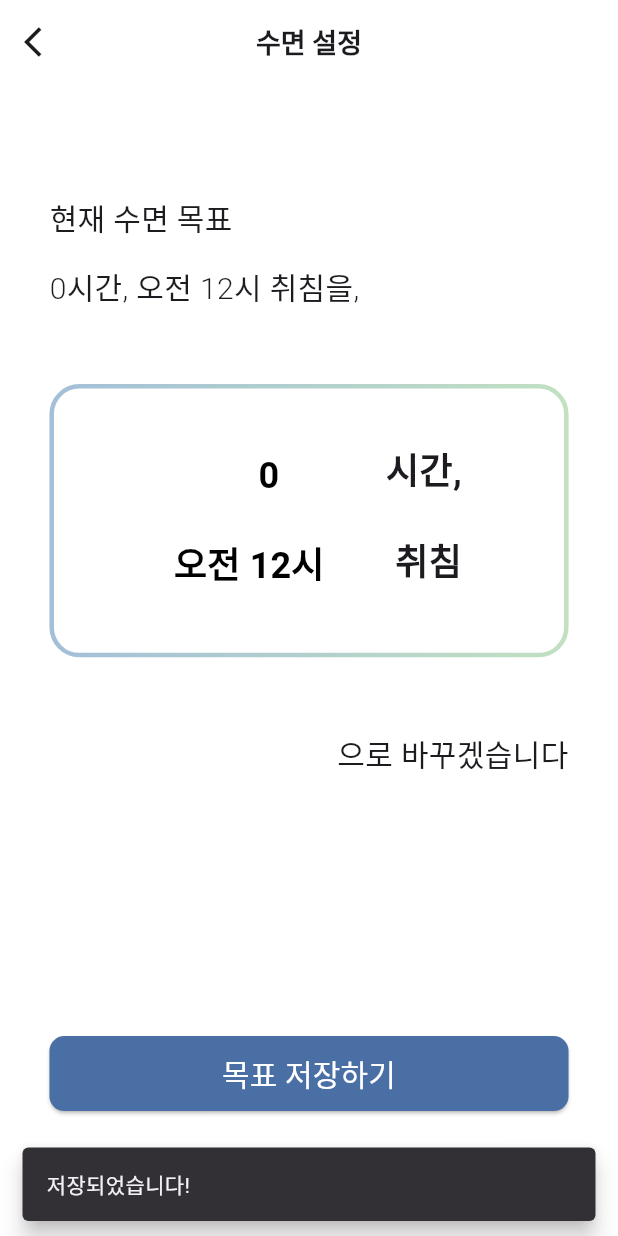
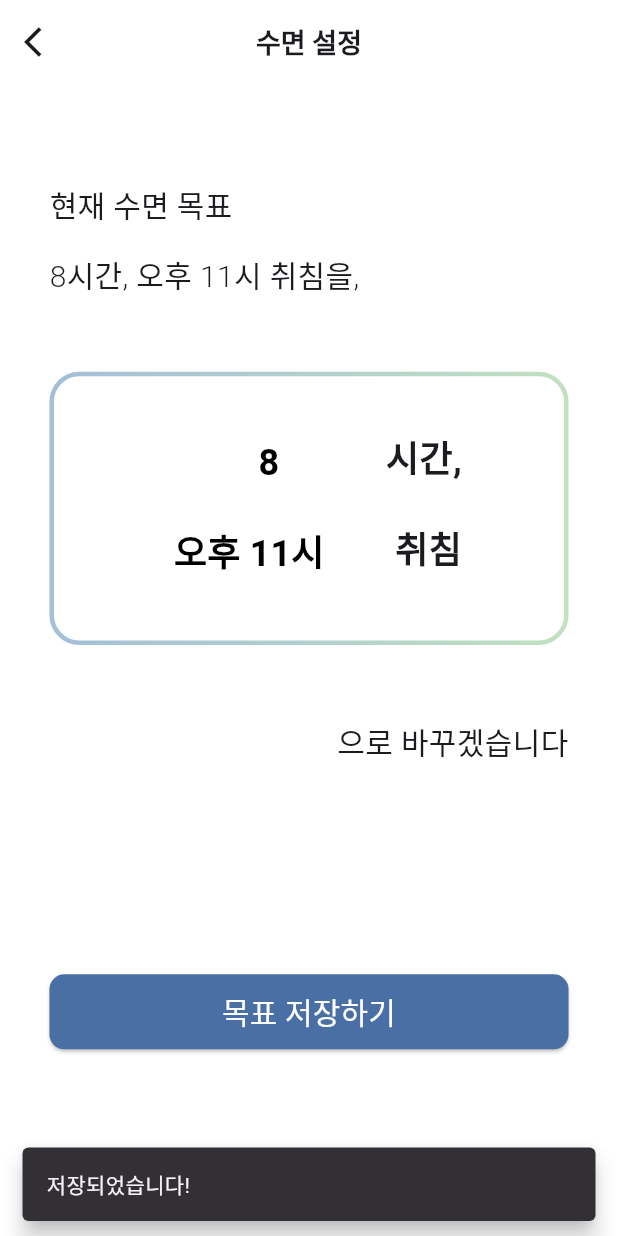
Before and after one commit to MobileAppChomyeon/Mobile_App_1st_team, a Flutter app: the GoalSetting screen opened directly, after a tap on "목표 저장하기", on a phone screen of 412 x 824 dp. Run offline on Flutter 3.47's test engine with Material 3 defaults, Android fonts, the phone set to English and light mode, and no system bars; our stand-ins replace cloud_firestore, firebase_auth, firebase_core, flutter_svg, google_sign_in, gradient_borders; accounts and stored records are empty.

Commit message:
login 페이지 이동 + goalSetting 데이터 저장

```diff
--- a/lib/goalSetting.dart
+++ b/lib/goalSetting.dart
@@ -1,6 +1,8 @@
 import 'package:flutter/material.dart';
 import 'package:flutter/cupertino.dart';
 import 'package:gradient_borders/gradient_borders.dart';
+import 'package:cloud_firestore/cloud_firestore.dart';
+import 'package:firebase_auth/firebase_auth.dart';
 
 class GoalSetting extends StatefulWidget {
   const GoalSetting({super.key});
@@ -10,12 +12,13 @@ class GoalSetting extends StatefulWidget {
 }
 
 class _GoalSettingState extends State<GoalSetting> {
+  final FirebaseFirestore _db = FirebaseFirestore.instance;
 
   int targetHours = 8;
   String targetSleepTime = '오후 11시';
 
-  int setTargetHours = 0;
-  String setTargetSleepTime = '오전 12시';
+  int setTargetHours = 8; // 기본값으로 8시간
+  String setTargetSleepTime = '오후 11시'; // 기본값으로 오후 11시
 
   void formatTime(TimeOfDay time) {
     String goalTime = time.hour >= 12 ? '오후' : '오전';
@@ -29,11 +32,11 @@ class _GoalSettingState extends State<GoalSetting> {
     }
   }
 
-  List<int> numbers = List.generate(25, (index) => index);
+  List<int> numbers = List.generate(24, (index) => index + 1);
 
   void _onPickerChanged(int value) {
     setState(() {
-      setTargetHours = value;
+      setTargetHours = value + 1;
     });
   }
 
@@ -43,7 +46,7 @@ class _GoalSettingState extends State<GoalSetting> {
       builder: (context) {
         return CupertinoPicker(
           itemExtent: 40,
-          scrollController: FixedExtentScrollController(initialItem: setTargetHours),
+          scrollController: FixedExtentScrollController(initialItem: setTargetHours - 1),
           onSelectedItemChanged: _onPickerChanged,
           children: numbers
               .map((number) => Center(
@@ -58,10 +61,68 @@ class _GoalSettingState extends State<GoalSetting> {
     );
   }
 
+  // Load the current sleep goal from Firestore
+  Future<void> loadSleepGoal() async {
+    final user = FirebaseAuth.instance.currentUser;
+
+    if (user == null) {
+      print('User not logged in');
+      return;
+    }
+
+    try {
+      final sleepGoalRef = await _db
+          .collection('Users')
+          .doc(user.uid)
+          .collection('SleepInfo')
+          .doc('today')
+          .get();
+
+      if (sleepGoalRef.exists) {
+        setState(() {
+          targetHours = sleepGoalRef['sleepGoal']['targetHours'];
+          targetSleepTime = sleepGoalRef['sleepGoal']['targetSleepTime'];
+        });
+      } else {
+        print('No data found for sleep goal');
+      }
+    } catch (e) {
+      print('Error loading sleep goal: $e');
+    }
+  }
+
+  // Update the sleep goal in Firestore
+  Future<void> updateSleepGoal(int hour, String time) async {
+    final user = FirebaseAuth.instance.currentUser;
+
+    if (user == null) {
+      print('User not logged in');
+      return;
+    }
+
+    final sleepGoalRef = _db
+        .collection('Users')
+        .doc(user.uid)
+        .collection('SleepInfo')
+        .doc('today');
+
+    try {
+      await sleepGoalRef.set({
+        'sleepGoal': {
+          'targetHours': hour,
+          'targetSleepTime': time,
+        },
+      }, SetOptions(merge: true));
+
+      // After updating Firestore, reload the updated sleep goal
+      loadSleepGoal();
+    } catch (e) {
+      print('Error updating sleep goal: $e');
+    }
+  }
 
   @override
   Widget build(BuildContext context) {
-
     final Size size = MediaQuery.of(context).size;
 
     return Scaffold(
@@ -71,15 +132,18 @@ class _GoalSettingState extends State<GoalSetting> {
         leading: IconButton(
           onPressed: () {
             Navigator.pop(context);
-              }, icon: const Icon(Icons.arrow_back_ios)),
-          title: const Text(
-              '수면 설정',
-              style: TextStyle(fontWeight: FontWeight.bold, fontSize: 18)),
+          },
+          icon: const Icon(Icons.arrow_back_ios),
+        ),
+        title: const Text('수면 설정', style: TextStyle(fontWeight: FontWeight.bold, fontSize: 18)),
         centerTitle: true,
         elevation: 0,
       ),
-        body: Padding(
-          padding: EdgeInsets.fromLTRB(size.width * 0.08, size.height * 0.04, size.width * 0.08, size.height * 0.04),
+      body: FutureBuilder(
+        future: loadSleepGoal(),
+        builder: (context, snapshot) {
+          return Padding(
+            padding: EdgeInsets.fromLTRB(size.width * 0.08, size.height * 0.03, size.width * 0.08, size.height * 0.03),
             child: Column(
               children: [
                 Container(
@@ -87,20 +151,26 @@ class _GoalSettingState extends State<GoalSetting> {
                   child: Column(
                     crossAxisAlignment: CrossAxisAlignment.start,
                     children: [
-                      SizedBox(height:size.height*0.05),
-                      const Text('현재 수면 목표', style: TextStyle(
+                      SizedBox(height: size.height * 0.05),
+                      const Text(
+                        '현재 수면 목표',
+                        style: TextStyle(
                           fontSize: 20,
                           fontWeight: FontWeight.w300,
-                      ),),
-                      SizedBox(height:size.height*0.02),
-                      Text('$targetHours시간, $targetSleepTime 취침을,', style: const TextStyle(
+                        ),
+                      ),
+                      SizedBox(height: size.height * 0.02),
+                      Text(
+                        '$targetHours시간, $targetSleepTime 취침을,',
+                        style: const TextStyle(
                           fontSize: 20,
                           fontWeight: FontWeight.w300,
-                      ),),
+                        ),
+                      ),
                     ],
-                  )
                   ),
-              SizedBox(height:size.height*0.06),
+                ),
+                SizedBox(height: size.height * 0.06),
                 Container(
                   padding: EdgeInsets.fromLTRB(
                       size.width * 0.13, size.height * 0.03, size.width * 0.13, size.height * 0.04),
@@ -109,19 +179,22 @@ class _GoalSettingState extends State<GoalSetting> {
                     children: [
                       Column(
                         children: [
-                        SizedBox(height:size.height * 0.01),
+                          SizedBox(height: size.height * 0.01),
                           TextButton(
                             style: TextButton.styleFrom(
                               alignment: Alignment.centerRight,
                             ),
                             onPressed: _showNumberPicker,
-                          child: Text(setTargetHours.toString(), style:TextStyle(
+                            child: Text(
+                              setTargetHours.toString(),
+                              style: TextStyle(
                                 color: Colors.black,
                                 fontSize: 24,
                                 fontWeight: FontWeight.w600,
-                          )),
                               ),
-                        SizedBox(height:size.height * 0.01),
+                            ),
+                          ),
+                          SizedBox(height: size.height * 0.01),
                           TextButton(
                             style: TextButton.styleFrom(
                               alignment: Alignment.centerRight,
@@ -139,26 +212,35 @@ class _GoalSettingState extends State<GoalSetting> {
                                 });
                               }
                             },
-                          child: Text('$setTargetSleepTime', style: TextStyle(
+                            child: Text(
+                              '$setTargetSleepTime',
+                              style: TextStyle(
                                 color: Colors.black,
                                 fontSize: 24,
                                 fontWeight: FontWeight.w600,
-                          ),),
+                              ),
+                            ),
                           ),
                         ],
                       ),
                       Column(
                         crossAxisAlignment: CrossAxisAlignment.end,
                         children: [
-                        Text('시간,', style: TextStyle(
+                          Text(
+                            '시간,',
+                            style: TextStyle(
                               fontSize: 24,
                               fontWeight: FontWeight.w600,
-                        ),),
-                        SizedBox(height:size.height * 0.03),
-                        Text('취침', style: TextStyle(
+                            ),
+                          ),
+                          SizedBox(height: size.height * 0.03),
+                          Text(
+                            '취침',
+                            style: TextStyle(
                               fontSize: 24,
                               fontWeight: FontWeight.w600,
-                        ),),
+                            ),
+                          ),
                         ],
                       )
                     ],
@@ -171,21 +253,23 @@ class _GoalSettingState extends State<GoalSetting> {
                     ),
                   ),
                 ),
-              SizedBox(height:size.height*0.06),
+                SizedBox(height: size.height * 0.06),
                 Container(
                   alignment: Alignment.centerRight,
-                child: Text('으로 바꾸겠습니다', style: TextStyle(
+                  child: Text(
+                    '으로 바꾸겠습니다',
+                    style: TextStyle(
                       fontSize: 20,
                       fontWeight: FontWeight.w300,
-                ),),
                     ),
-              SizedBox(height:size.height*0.21),
+                  ),
+                ),
+                SizedBox(height: size.height * 0.17),
                 ElevatedButton(
-                onPressed: (){
-                  setState((){
-                    targetHours = setTargetHours;
-                    targetSleepTime = setTargetSleepTime;
-                  });
+                  onPressed: () async {
+                    // Update the sleep goal in Firestore
+                    await updateSleepGoal(setTargetHours, setTargetSleepTime);
+
                     ScaffoldMessenger.of(context).showSnackBar(
                       SnackBar(
                         content: const Text('저장되었습니다!'),
@@ -194,21 +278,25 @@ class _GoalSettingState extends State<GoalSetting> {
                       ),
                     );
                   },
-                child: Text('목표 저장하기', style: TextStyle(
+                  child: Text(
+                    '목표 저장하기',
+                    style: TextStyle(
                       color: Colors.white,
                       fontSize: 20,
                       fontWeight: FontWeight.w400,
-                ),),
+                    ),
+                  ),
                   style: ElevatedButton.styleFrom(
                       backgroundColor: Color(0xff4A6FA5),
                       padding: const EdgeInsets.symmetric(horizontal: 30, vertical: 10),
                       shape: RoundedRectangleBorder(borderRadius: BorderRadius.circular(10)),
-                    minimumSize: Size(size.width * 0.88, size.height * 0.06)
-                ),
+                      minimumSize: Size(size.width * 0.88, size.height * 0.06)),
                 )
               ],
             ),
-        )
+          );
+        },
+      ),
     );
   }
 }
--- a/pubspec.yaml
+++ b/pubspec.yaml
@@ -31,7 +31,6 @@ dependencies:
   flutter:
     sdk: flutter
 
-
   # The following adds the Cupertino Icons font to your application.
   # Use with the CupertinoIcons class for iOS style icons.
   cupertino_icons: ^1.0.8
@@ -41,7 +40,9 @@ dependencies:
   firebase_core: ^3.8.0
   firebase_auth: ^5.3.3
   google_sign_in: ^6.2.2
+  health: ^11.0.0
   cloud_firestore: ^5.5.0
+
 dev_dependencies:
   flutter_test:
     sdk: flutter
```
Also changed, not shown: lib/login.dart (+117 -53 lines), pubspec.lock, 2 other files. Lines whose indentation alone changed are shown as unchanged.
